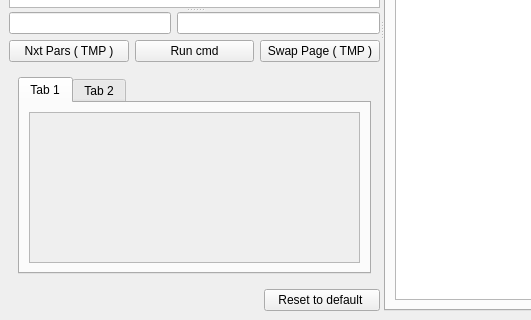
Qt form src/client/client.ui (ccp4/DUI2) before a commit; both pictures show x 0 to 531 and y 262 to 582 of the 734 by 582 pixel window.
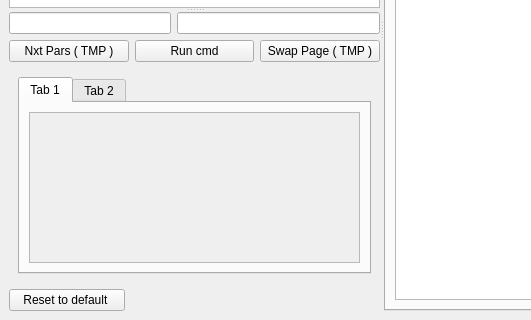
The same form after that commit. The open tabs and pages were chosen to show the change.

Commit message: moving buttons and spaces

```diff
--- a/src/client/client.ui
+++ b/src/client/client.ui
@@ -599,6 +599,13 @@
          </item>
          <item>
           <layout class="QHBoxLayout" name="horizontalLayout_4">
+           <item>
+            <widget class="QPushButton" name="Reset2DefaultPushButton">
+             <property name="text">
+              <string>   Reset to default    </string>
+             </property>
+            </widget>
+           </item>
            <item>
             <spacer name="horizontalSpacer">
              <property name="orientation">
@@ -612,13 +619,6 @@
              </property>
             </spacer>
            </item>
-           <item>
-            <widget class="QPushButton" name="Reset2DefaultPushButton">
-             <property name="text">
-              <string>   Reset to default    </string>
-             </property>
-            </widget>
-           </item>
           </layout>
          </item>
          <item>
```
Left out of the diff: 74 changed lines with no effect on the pictures. The commit also changes 1 other file.
